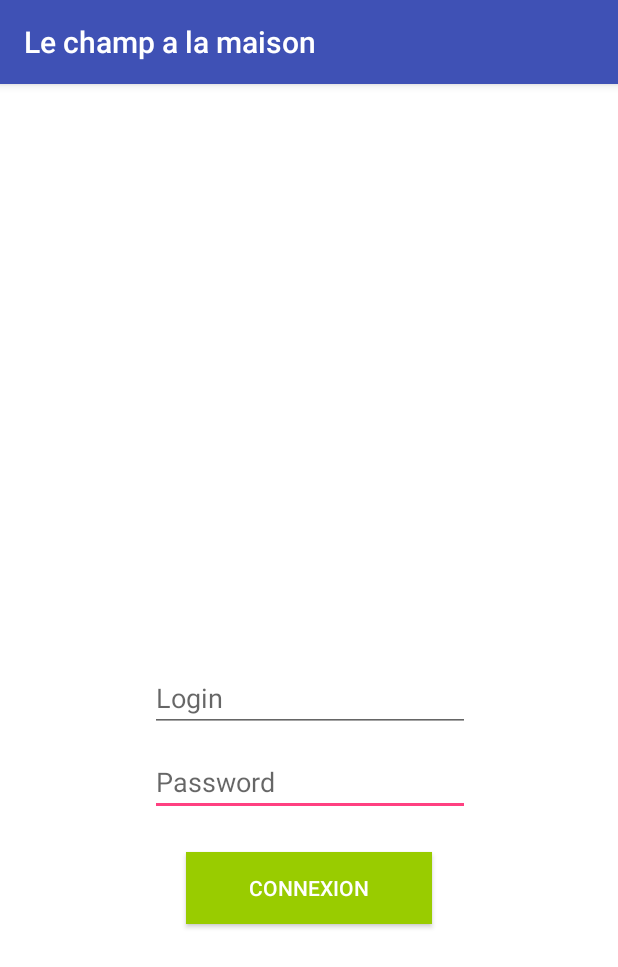
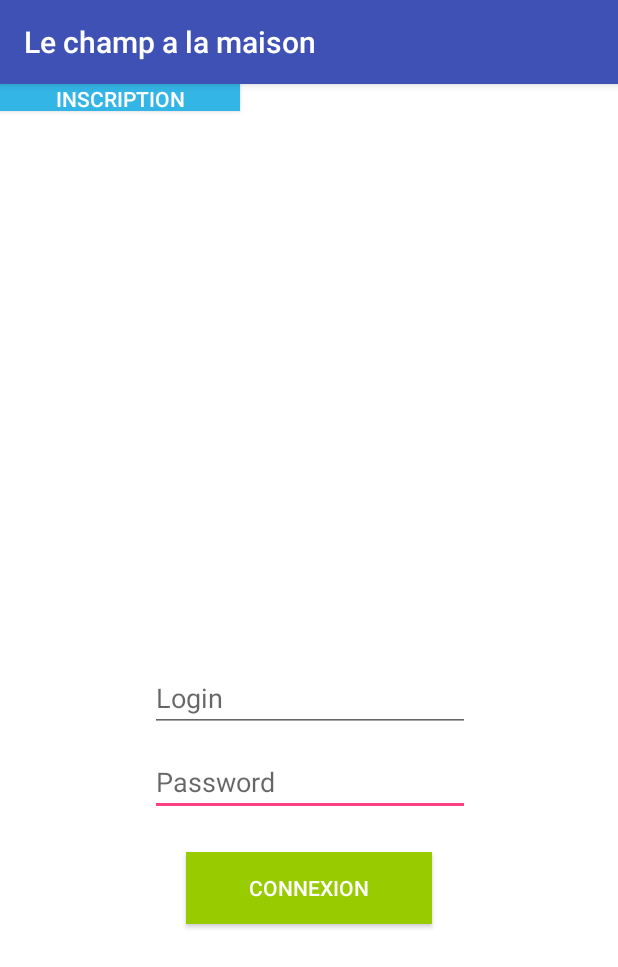
Before and after one commit to ProjetAnnuel5AL/mobile, an Android app: the screen it shows after launch (Authentification), on a phone screen of 412 x 824 dp. Shown: the top 967 px of the screen. Run offline under Robolectric (Android 15) with nearby library versions, the phone set to English and light mode, and no system bars.

Commit message:
vreate branch inscription

```diff
--- a/app/src/main/res/layout/authentification.xml
+++ b/app/src/main/res/layout/authentification.xml
@@ -57,4 +57,14 @@
         app:layout_constraintHorizontal_bias="0.503"
         app:layout_constraintStart_toStartOf="parent" />
 
+    <Button
+        android:id="@+id/button"
+        android:layout_width="160dp"
+        android:layout_height="18dp"
+        android:background="@android:color/holo_blue_light"
+        android:text="Inscription"
+        android:textColor="@android:color/white"
+        tools:layout_editor_absoluteX="113dp"
+        tools:layout_editor_absoluteY="315dp" />
+
 </android.support.constraint.ConstraintLayout>
--- a/build.gradle
+++ b/build.gradle
@@ -7,7 +7,7 @@ buildscript {
         jcenter()
     }
     dependencies {
-        classpath 'com.android.tools.build:gradle:3.1.2'
+        classpath 'com.android.tools.build:gradle:3.1.3'
 
 
         // NOTE: Do not place your application dependencies here; they belong
```
